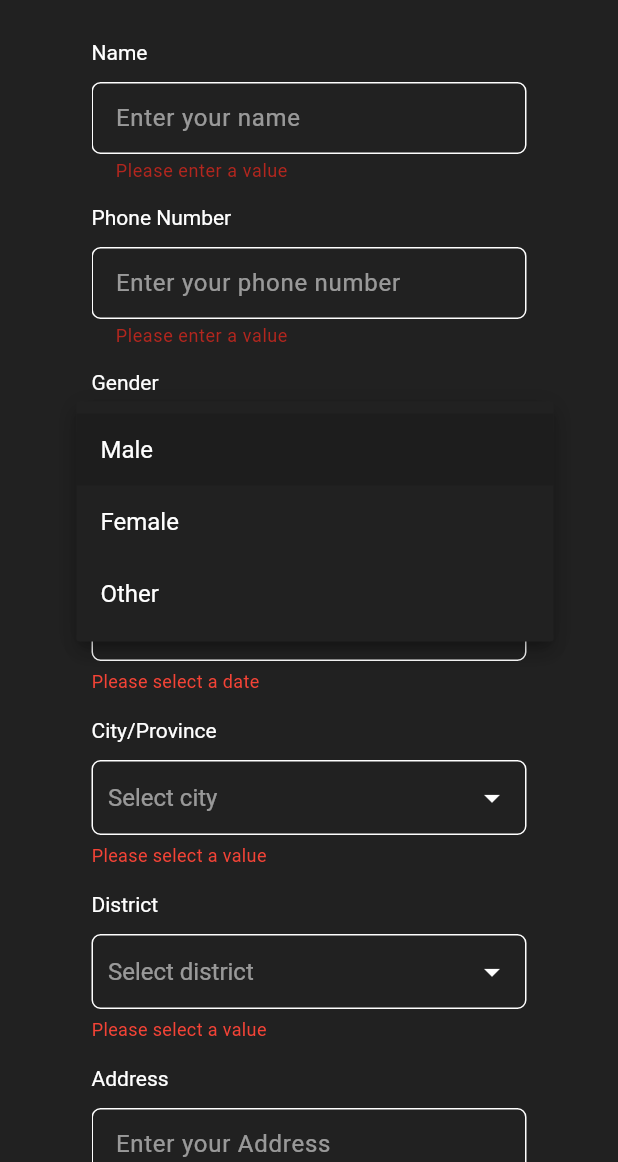
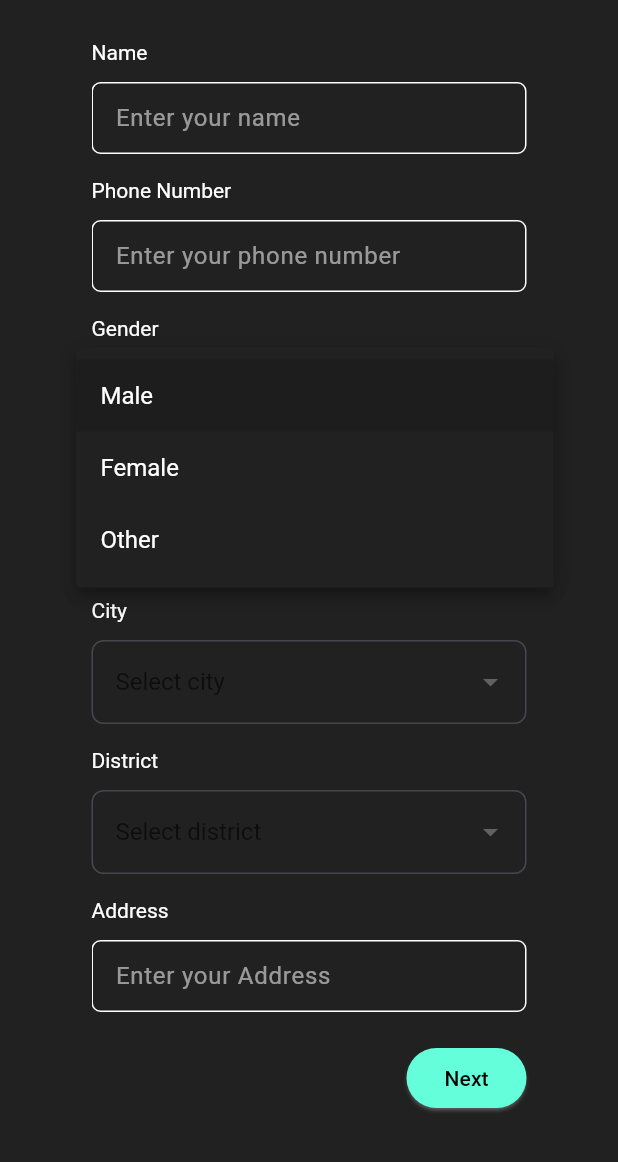
Before and after one commit to LilMeen/CSC13002-Sportifind, a Flutter app: the BasicInformationScreen screen opened directly, after a tap on "Next", after a tap on "Select gender", on a phone screen of 412 x 824 dp, the part 74-1236 px from its top. Run offline on Flutter 3.47's test engine with Material 3 defaults, Android fonts, the phone set to English and light mode, and no system bars; our stand-ins replace cloud_firestore, diacritic, firebase_auth, firebase_core, firebase_storage, google_fonts and 4 more; missing offline and left inert: string_similarity; accounts and stored records are empty; network calls fail.

Commit message:
[refactor] User information: City and district dropdown fetching

```diff
--- a/lib/screens/auth/basic_information.dart
+++ b/lib/screens/auth/basic_information.dart
@@ -1,3 +1,5 @@
+import 'dart:async';
+
 import 'package:flutter/material.dart';
 import 'package:sportifind/screens/player/player_home_screen.dart';
 import 'package:sportifind/screens/stadium_owner/stadium_owner_home_screen.dart';
@@ -6,6 +8,8 @@ import 'package:sportifind/widgets/date_picker.dart';
 import 'package:intl/intl.dart';
 import 'package:firebase_auth/firebase_auth.dart';
 import 'package:cloud_firestore/cloud_firestore.dart';
+import 'package:sportifind/widgets/dropdown_button/city_dropdown.dart';
+import 'package:sportifind/widgets/dropdown_button/district_dropdown.dart';
 
 final _formKey = GlobalKey<FormState>();
 
@@ -28,6 +32,9 @@ class BasicInformationState extends State<BasicInformationScreen> {
   DateTime? selectedDate;
   DateTime? dob;
 
+  Timer? _delayCityTime;
+  Timer? _delayDistrictTime;
+  final Map<String, String> citiesNameAndId = {};
 
   var _enteredName = '';
   var _enteredPhone = '';
@@ -41,7 +48,24 @@ class BasicInformationState extends State<BasicInformationScreen> {
     super.dispose();
   }
 
-  void _done() async{
+  @override
+  void initState(){
+    _delayCityTime?.cancel();
+    _delayCityTime = Timer(const Duration(seconds: 2), () {
+      setState(() {
+        _cityController.text = '';
+      });
+    });
+    _delayDistrictTime?.cancel();
+    _delayDistrictTime =
+        Timer(const Duration(seconds: 5, milliseconds: 300), () {
+      setState(() {
+        _districtController.text = '';
+      });
+    });
+  }
+
+  void _done() async {
     final isValid = _formKey.currentState!.validate();
 
     if (isValid) {
@@ -62,17 +86,19 @@ class BasicInformationState extends State<BasicInformationScreen> {
         });
 
         DocumentSnapshot snapshot = await FirebaseFirestore.instance
-          .collection('users')
-          .doc(FirebaseAuth.instance.currentUser!.uid)
-          .get();
+            .collection('users')
+            .doc(FirebaseAuth.instance.currentUser!.uid)
+            .get();
         if (snapshot['role'] == 'player') {
           Navigator.push(
-            context,
-            MaterialPageRoute(builder: (context) => const PlayerHomeScreen()));
+              context,
+              MaterialPageRoute(
+                  builder: (context) => const PlayerHomeScreen()));
         } else if (snapshot['role'] == 'stadium_owner') {
           Navigator.push(
-            context,
-            MaterialPageRoute(builder: (context) => const StadiumOwnerHomeScreen()));
+              context,
+              MaterialPageRoute(
+                  builder: (context) => const StadiumOwnerHomeScreen()));
         }
       } catch (error) {
         ScaffoldMessenger.of(context).clearSnackBars();
@@ -217,7 +243,6 @@ class BasicInformationState extends State<BasicInformationScreen> {
       ],
     );
   }
-
 
   Widget _buildSection(String type, TextEditingController controller) {
     double width = 290; // Default width
@@ -398,8 +423,6 @@ class BasicInformationState extends State<BasicInformationScreen> {
     );
   }
 
-
-
   Widget _nextButton(BuildContext context) {
     return SizedBox(
       width: 80,
@@ -430,7 +453,6 @@ class BasicInformationState extends State<BasicInformationScreen> {
   @override
   Widget build(BuildContext context) {
     return Scaffold(
-
       backgroundColor: const Color.fromARGB(255, 33, 33, 33),
       body: SingleChildScrollView(
         child: Center(
@@ -441,10 +463,8 @@ class BasicInformationState extends State<BasicInformationScreen> {
               crossAxisAlignment: CrossAxisAlignment.center,
               children: [
                 const SizedBox(height: 10),
-                const Text(
-                  'Basic Information',
-                  style: TextStyle(color: Colors.white, fontSize: 27)
-                ),
+                const Text('Basic Information',
+                    style: TextStyle(color: Colors.white, fontSize: 27)),
                 const SizedBox(height: 27),
                 _buildSection('Name', _nameController),
                 const SizedBox(height: 16),
@@ -454,9 +474,64 @@ class BasicInformationState extends State<BasicInformationScreen> {
                 const SizedBox(height: 16),
                 _buildDobSection('Date Of Birth', _dateController),
                 const SizedBox(height: 16),
-                _buildDropdownSection('City/Province', _cityController),
+                SizedBox(
+                  width: 290,
+                  child: Column(
+                    crossAxisAlignment: CrossAxisAlignment.start,
+                    children: [
+                      RichText(
+                        text: const TextSpan(
+                          style: TextStyle(color: Colors.white, fontSize: 14),
+                          children: <TextSpan>[
+                            TextSpan(text: 'City'),
+                          ],
+                        ),
+                      ),
+                      const SizedBox(height: 12),
+                      CityDropdown(
+                        selectedCity: _cityController.text,
+                        onChanged: (value) {
+                          setState(() {
+                            _cityController.text = value ?? '';
+                            _districtController.text = '';
+                          });
+                        },
+                        //controller: _cityController,
+                        citiesNameAndId: citiesNameAndId,
+                        fillColor: Colors.transparent,
+                      ),
+                    ],
+                  ),
+                ),
                 const SizedBox(height: 16),
-                _buildDropdownSection('District', _districtController),
+                Column(
+                  crossAxisAlignment: CrossAxisAlignment.start,
+                  children: [
+                    RichText(
+                      text: const TextSpan(
+                        style: TextStyle(color: Colors.white, fontSize: 14),
+                        children: <TextSpan>[
+                          TextSpan(text: 'District'),
+                        ],
+                      ),
+                    ),
+                    const SizedBox(height: 12),
+                    SizedBox(
+                      width: 290,
+                      child: DistrictDropdown(
+                        selectedCity: _cityController.text,
+                        selectedDistrict: _districtController.text,
+                        onChanged: (value) {
+                          setState(() {
+                            _districtController.text = value ?? '';
+                          });
+                        },
+                        citiesNameAndId: citiesNameAndId,
+                        fillColor: Colors.transparent,
+                      ),
+                    ),
+                  ],
+                ),
                 const SizedBox(height: 16),
                 _buildSection('Address', _addressController),
                 const SizedBox(height: 24),
```
Also changed, not shown: lib/screens/player/profile/edit_information.dart (+71 -14 lines).
